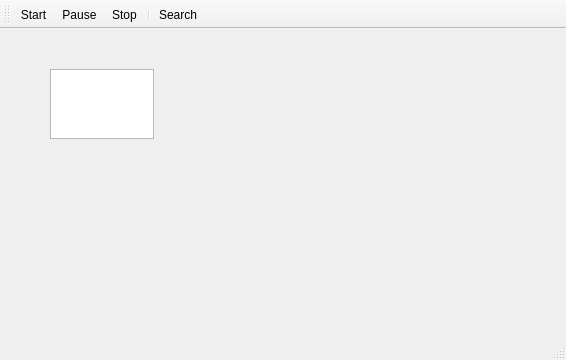
Above: mainwindow.ui from moz6go/FileIndexer before the change. Below: the same form after it.
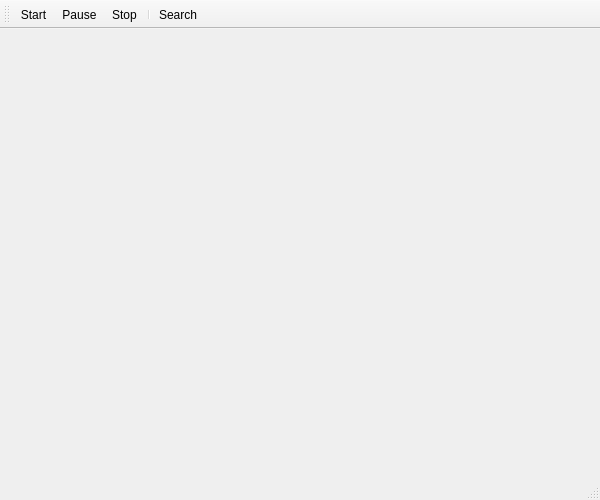
That is the form after the change. Icons and pictures are not drawn.

Patch:
```diff
--- a/mainwindow.ui
+++ b/mainwindow.ui
@@ -6,10 +6,15 @@
    <rect>
     <x>0</x>
     <y>0</y>
-    <width>566</width>
-    <height>360</height>
+    <width>600</width>
+    <height>500</height>
    </rect>
   </property>
+  <property name="font">
+   <font>
+    <family>Ubuntu</family>
+   </font>
+  </property>
   <property name="windowTitle">
    <string>File Indexer</string>
   </property>
@@ -17,18 +22,7 @@
    <iconset resource="img.qrc">
     <normaloff>:/buttons/resources/search.png</normaloff>:/buttons/resources/search.png</iconset>
   </property>
-  <widget class="QWidget" name="centralWidget">
-   <widget class="QTextEdit" name="t_edit">
-    <property name="geometry">
-     <rect>
-      <x>50</x>
-      <y>40</y>
-      <width>104</width>
-      <height>70</height>
-     </rect>
-    </property>
-   </widget>
-  </widget>
+  <widget class="QWidget" name="centralWidget"/>
   <widget class="QStatusBar" name="statusBar"/>
   <widget class="QToolBar" name="toolBar">
    <property name="windowTitle">
```
